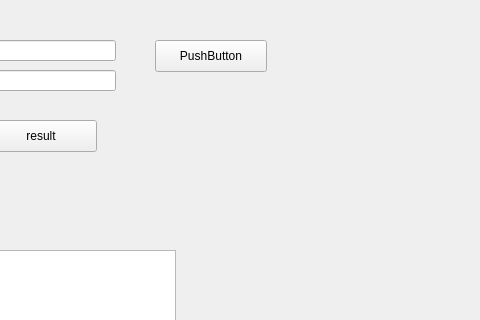
Before: the Qt Designer form dm9375/rationalmainwindow.ui in S1ckick/dm9375, drawn with Qt 5; both pictures show x 215 to 695 and y 0 to 320 of the 800 by 600 pixel window.
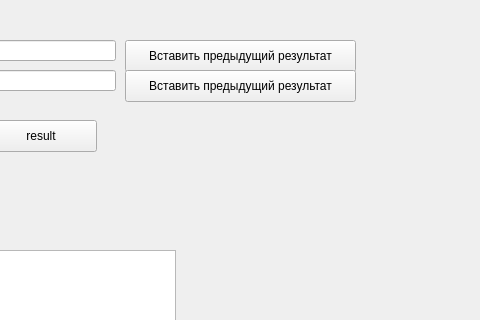
After: the same form once the commit is applied.

```diff
--- a/dm9375/rationalmainwindow.ui
+++ b/dm9375/rationalmainwindow.ui
@@ -17,14 +17,14 @@
    <widget class="QPushButton" name="known1">
     <property name="geometry">
      <rect>
-      <x>370</x>
+      <x>340</x>
       <y>40</y>
-      <width>112</width>
+      <width>231</width>
       <height>32</height>
      </rect>
     </property>
     <property name="text">
-     <string>PushButton</string>
+     <string>Вставить предыдущий результат</string>
     </property>
    </widget>
    <widget class="QPushButton" name="back">
@@ -115,6 +115,19 @@
      <string/>
     </property>
    </widget>
+   <widget class="QPushButton" name="known1_2">
+    <property name="geometry">
+     <rect>
+      <x>340</x>
+      <y>70</y>
+      <width>231</width>
+      <height>32</height>
+     </rect>
+    </property>
+    <property name="text">
+     <string>Вставить предыдущий результат</string>
+    </property>
+   </widget>
   </widget>
   <widget class="QMenuBar" name="menubar">
    <property name="geometry">
```
